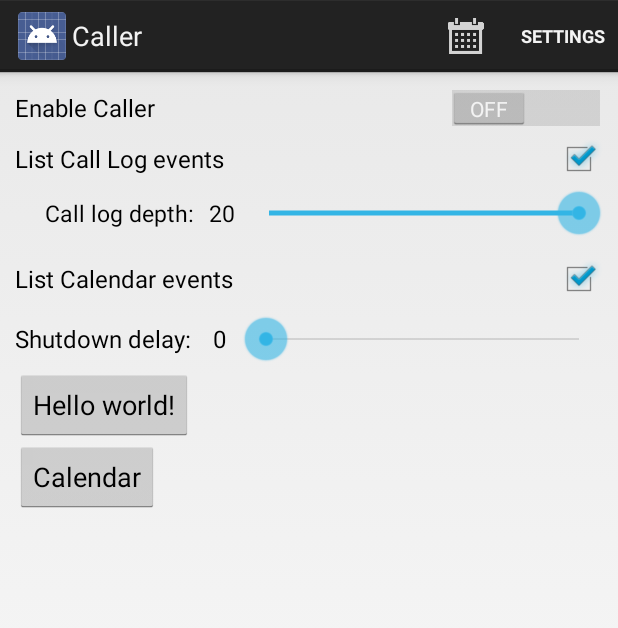
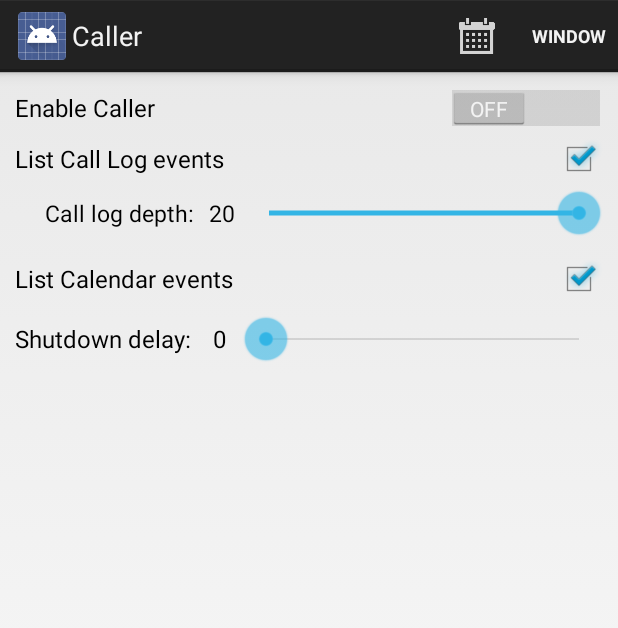
Before and after one commit to Ushkuinik/Caller, an Android app: the screen it shows after launch (ActivitySettings), on a phone screen of 412 x 824 dp. Shown: the top 628 px of the screen. Run offline under Robolectric (Android 15) with nearby library versions, the phone set to English and light mode, and no system bars.

Commit message:
Cleanup for merge to master branch
Removed obsolete ActivityCalendar.
Removed test buttons from ActivitySettings.
Added test functionality to ActionBar buttons of ActivitySettings.

```diff
--- a/app/src/main/AndroidManifest.xml
+++ b/app/src/main/AndroidManifest.xml
@@ -31,10 +31,6 @@
             </intent-filter>
         </activity>
         <activity
-            android:name=".ActivityCalendar"
-            android:theme="@android:style/Theme.Holo.Light.DarkActionBar" >
-        </activity>
-        <activity
             android:name=".PreferenceActivityNewEvent"
             android:theme="@android:style/Theme.Holo.Light.DarkActionBar" >
         </activity>
--- a/app/src/main/java/company/caller/ActivitySettings.java
+++ b/app/src/main/java/company/caller/ActivitySettings.java
@@ -13,6 +13,7 @@ import android.util.Log;
 import android.view.LayoutInflater;
 import android.view.Menu;
 import android.view.MenuInflater;
+import android.view.MenuItem;
 import android.view.View;
 import android.widget.Button;
 import android.widget.CheckBox;
@@ -66,8 +67,8 @@ public class ActivitySettings extends Activity {
         });
 
 
-        Button btnWindow = (Button) findViewById(R.id.btnWindow);
-        Button btnCalendar = (Button) findViewById(R.id.btnCalendar1);
+//        Button btnWindow = (Button) findViewById(R.id.btnWindow);
+//        Button btnCalendar = (Button) findViewById(R.id.btnCalendar1);
         SeekBar seekCallLogDepth = (SeekBar) findViewById(R.id.seekCallLogDepth);
         SeekBar seekShutdownDelay = (SeekBar) findViewById(R.id.seekShutdownDelay);
         TextView textCallLogDepthValue = (TextView) findViewById(R.id.textCallLogDepthValue);
@@ -77,17 +78,17 @@ public class ActivitySettings extends Activity {
         CheckBox checkEnableCalendarEvents = (CheckBox) findViewById(R.id.checkEnableCalendarEvents);
 
 
-        btnWindow.setOnClickListener(new View.OnClickListener() {
-            public void onClick(View view) {
-                createDialog();
-            }
-        });
-        btnCalendar.setOnClickListener(new View.OnClickListener() {
-            public void onClick(View view) {
-                Intent i = new Intent(getBaseContext(), ActivityCalendar.class);
-                startActivity(i);
-            }
-        });
+//        btnWindow.setOnClickListener(new View.OnClickListener() {
+//            public void onClick(View view) {
+//                createDialog();
+//            }
+//        });
+//        btnCalendar.setOnClickListener(new View.OnClickListener() {
+//            public void onClick(View view) {
+//                Intent i = new Intent(getBaseContext(), PreferenceActivityNewEvent.class);
+//                startActivity(i);
+//            }
+//        });
 
         // retrieve preferences
         SharedPreferences preferences = PreferenceManager.getDefaultSharedPreferences(this);
@@ -177,8 +178,31 @@ public class ActivitySettings extends Activity {
     public boolean onCreateOptionsMenu(Menu menu) {
         // Inflate the menu items for use in the action bar
         MenuInflater inflater = getMenuInflater();
-        inflater.inflate(R.menu.menu_window_actions, menu);
+        inflater.inflate(R.menu.menu_settings_actions, menu);
         return super.onCreateOptionsMenu(menu);
+    }
+
+
+
+
+    @Override
+    public boolean onOptionsItemSelected(MenuItem item) {
+        Log.d(this.LOG_TAG, "onOptionsItemSelected");
+
+        // Handle presses on the action bar items
+        switch(item.getItemId()) {
+            case R.id.action_add_event:
+                Intent i = new Intent(getBaseContext(), PreferenceActivityNewEvent.class);
+                startActivity(i);
+                return true;
+
+            case R.id.action_show_window:
+                createDialog();
+                return true;
+
+            default:
+                return super.onOptionsItemSelected(item);
+        }
     }
 
 
--- a/app/src/main/res/layout/activity_settings.xml
+++ b/app/src/main/res/layout/activity_settings.xml
@@ -127,16 +127,16 @@
             android:progress="0"/>
     </LinearLayout>
 
-    <Button
+    <!--Button
         android:id="@+id/btnWindow"
         android:layout_width="wrap_content"
         android:layout_height="wrap_content"
-        android:text="@string/hello_world" />
+        android:text="@string/hello_world" /-->
 
-    <Button
+    <!--Button
         android:layout_width="wrap_content"
         android:layout_height="wrap_content"
         android:text="Calendar"
-        android:id="@+id/btnCalendar1"/>
+        android:id="@+id/btnCalendar1"/-->
 
 </LinearLayout>
--- /dev/null
+++ b/app/src/main/res/menu/menu_settings_actions.xml
@@ -0,0 +1,13 @@
+<?xml version="1.0" encoding="utf-8"?>
+
+<menu xmlns:android="http://schemas.android.com/apk/res/android">
+    <!-- Search, should appear as action button -->
+    <item android:id="@+id/action_add_event"
+          android:icon="@drawable/ic_action_calendar_holo_dark"
+          android:title="@string/strActionCalendar"
+          android:showAsAction="always" />
+
+    <item android:id="@+id/action_show_window"
+          android:title="Window"
+          android:showAsAction="ifRoom" />
+</menu>
```
Also changed, not shown: app/src/main/java/company/caller/ActivityCalendar.java (deleted, +0 -99 lines), app/src/main/java/company/caller/TopWindow.java (+5 -3 lines).
